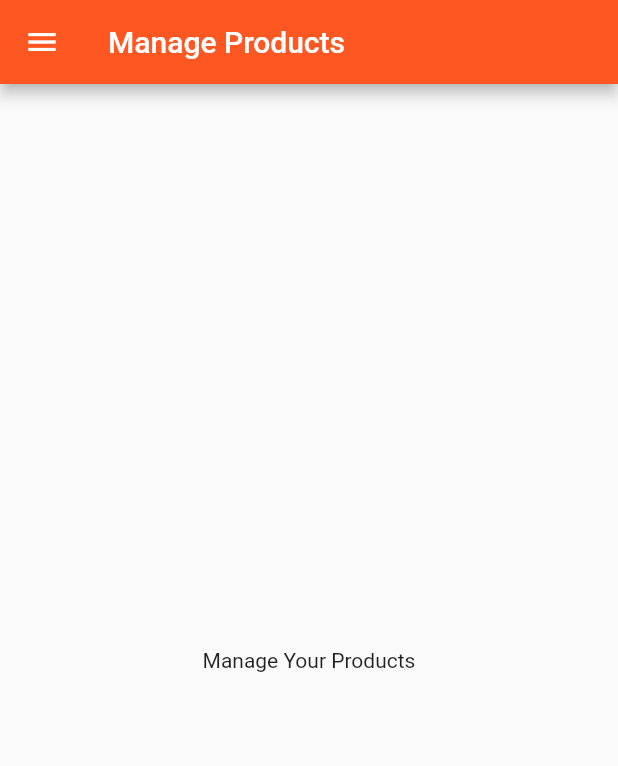
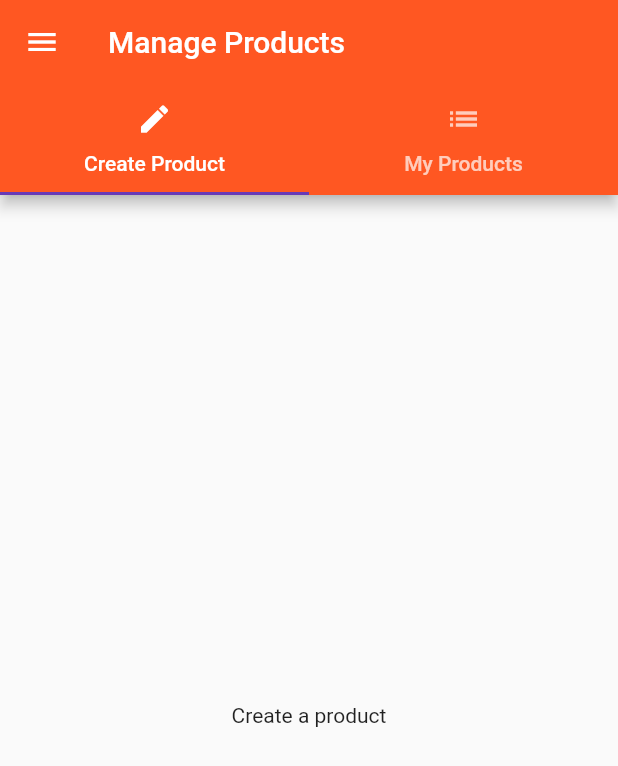
Before and after one commit to Hitvardhan-Singh-Solanki/flutter, a Flutter app: the ProductsAdminPage screen opened directly, on a phone screen of 412 x 824 dp. Shown: the top 766 px of the screen. Run offline on Flutter 3.47's test engine with Material 2 defaults, Android fonts, the phone set to English and light mode, and no system bars.

Commit message:
adding tab navigation

```diff
--- /dev/null
+++ b/lib/pages/product_create.dart
@@ -0,0 +1,10 @@
+import 'package:flutter/material.dart';
+
+class ProductCreatePage extends StatelessWidget {
+  @override
+  Widget build(BuildContext context) {
+    return Center(
+      child: Text('Create a product'),
+    );
+  }
+}
--- /dev/null
+++ b/lib/pages/product_list.dart
@@ -0,0 +1,10 @@
+import 'package:flutter/material.dart';
+
+class ProductListPage extends StatelessWidget {
+  @override
+  Widget build(BuildContext context) {
+    return Center(
+      child: Text('list all products'),
+    );
+  }
+}
--- a/lib/pages/products_admin.dart
+++ b/lib/pages/products_admin.dart
@@ -1,10 +1,13 @@
 import 'package:flutter/material.dart';
 import 'products.dart';
+import 'product_create.dart';
+import 'product_list.dart';
 
 class ProductsAdminPage extends StatelessWidget {
   @override
   Widget build(BuildContext context) {
-    return Scaffold(
+    return DefaultTabController(
+      child: Scaffold(
         drawer: Drawer(
           child: Column(
             children: <Widget>[
@@ -24,11 +27,26 @@ class ProductsAdminPage extends StatelessWidget {
           ),
         ),
         appBar: AppBar(
+          bottom: TabBar(
+            tabs: <Widget>[
+              Tab(
+                text: 'Create Product',
+                icon: Icon(Icons.create),
+              ),
+              Tab(
+                text: 'My Products',
+                icon: Icon(Icons.list),
+              )
+            ],
+          ),
           title: Text('Manage Products'),
         ),
-      body: Center(
-        child: Text('Manage Your Products'),
+        body: TabBarView(children: <Widget>[
+          ProductCreatePage(),
+          ProductListPage()
+        ],),
       ),
+      length: 2,
     );
   }
 }
```
Lines whose indentation alone changed are shown as unchanged.
